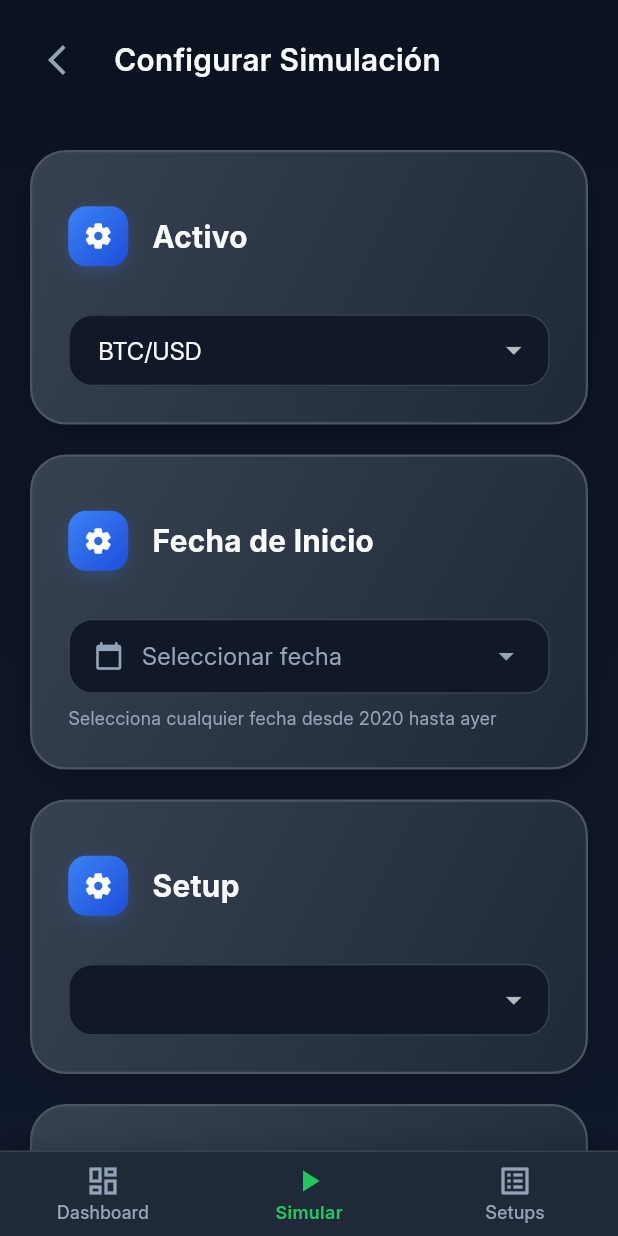
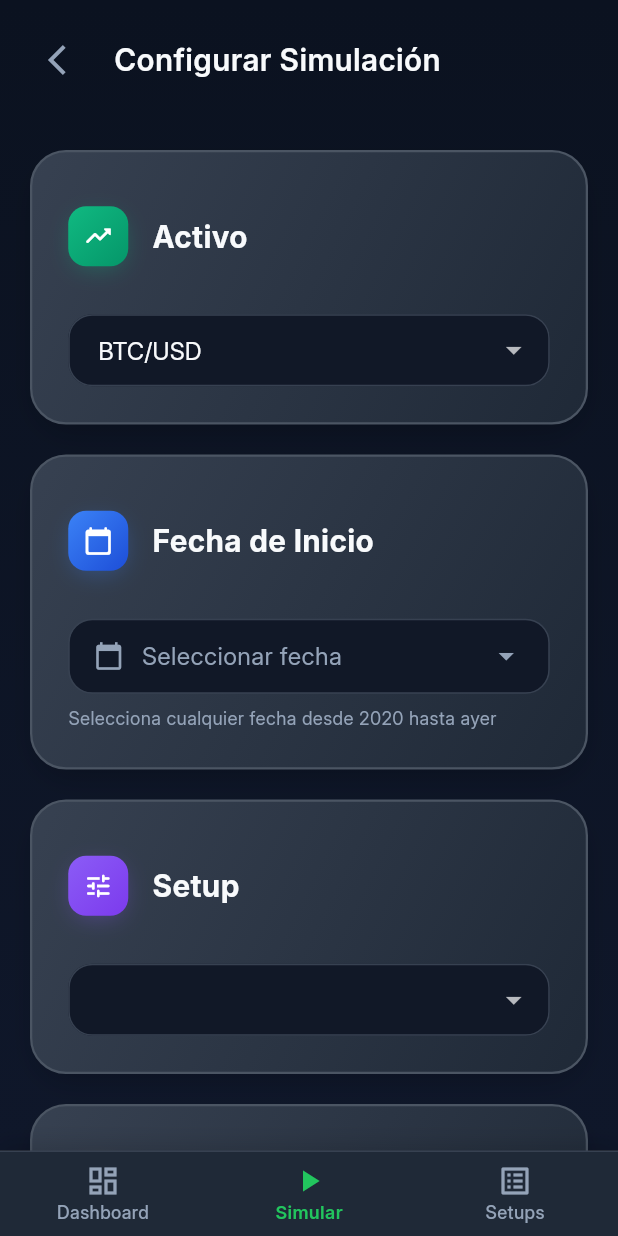
Before and after one commit to BautistaMendibe/timetrader, a Flutter app: the screen it shows once a user with an empty profile is signed in, item 2 of the bottom bar chosen, on a phone screen of 412 x 824 dp. Run offline on Flutter 3.47's test engine with Material 3 defaults, Android fonts, the phone set to English and light mode, and no system bars; our stand-ins replace cloud_firestore, csv, firebase_auth, firebase_core, google_sign_in, tuple and 1 more; accounts and stored records are empty.

Commit message:
refactor: enhance SimulationSetupScreen by adding dynamic icons and gradients based on section titles for improved visual consistency and user experience

```diff
--- a/lib/src/screens/simulation_setup_screen.dart
+++ b/lib/src/screens/simulation_setup_screen.dart
@@ -690,7 +690,36 @@ class _SimulationSetupScreenState extends State<SimulationSetupScreen> {
     required String title,
     required Widget child,
     String? subtitle,
+    IconData? icon,
+    List<Color>? iconGradient,
   }) {
+    // Determine icon and gradient based on title
+    IconData sectionIcon;
+    List<Color> sectionGradient;
+
+    switch (title.toLowerCase()) {
+      case 'activo':
+        sectionIcon = Icons.trending_up_rounded;
+        sectionGradient = [const Color(0xFF10B981), const Color(0xFF059669)];
+        break;
+      case 'fecha de inicio':
+        sectionIcon = Icons.calendar_today_rounded;
+        sectionGradient = [const Color(0xFF3B82F6), const Color(0xFF1D4ED8)];
+        break;
+      case 'setup':
+        sectionIcon = Icons.tune_rounded;
+        sectionGradient = [const Color(0xFF8B5CF6), const Color(0xFF7C3AED)];
+        break;
+      case 'balance inicial':
+        sectionIcon = Icons.account_balance_wallet_rounded;
+        sectionGradient = [const Color(0xFFF59E0B), const Color(0xFFD97706)];
+        break;
+      default:
+        sectionIcon = icon ?? Icons.settings_rounded;
+        sectionGradient =
+            iconGradient ?? [const Color(0xFF3B82F6), const Color(0xFF1D4ED8)];
+    }
+
     return Container(
       padding: const EdgeInsets.all(24),
       decoration: BoxDecoration(
@@ -720,26 +749,22 @@ class _SimulationSetupScreenState extends State<SimulationSetupScreen> {
                 Container(
                   padding: const EdgeInsets.all(10),
                   decoration: BoxDecoration(
-                    gradient: const LinearGradient(
+                    gradient: LinearGradient(
                       begin: Alignment.topLeft,
                       end: Alignment.bottomRight,
-                      colors: [Color(0xFF3B82F6), Color(0xFF1D4ED8)],
+                      colors: sectionGradient,
                     ),
                     borderRadius: BorderRadius.circular(12),
                     boxShadow: [
                       BoxShadow(
-                        color: const Color(0xFF3B82F6).withValues(alpha: 0.3),
+                        color: sectionGradient.first.withValues(alpha: 0.3),
                         offset: const Offset(0, 4),
                         blurRadius: 12,
                         spreadRadius: -2,
                       ),
                     ],
                   ),
-                  child: const Icon(
-                    Icons.settings_rounded,
-                    color: Colors.white,
-                    size: 20,
-                  ),
+                  child: Icon(sectionIcon, color: Colors.white, size: 20),
                 ),
                 const SizedBox(width: 16),
                 Text(
```
